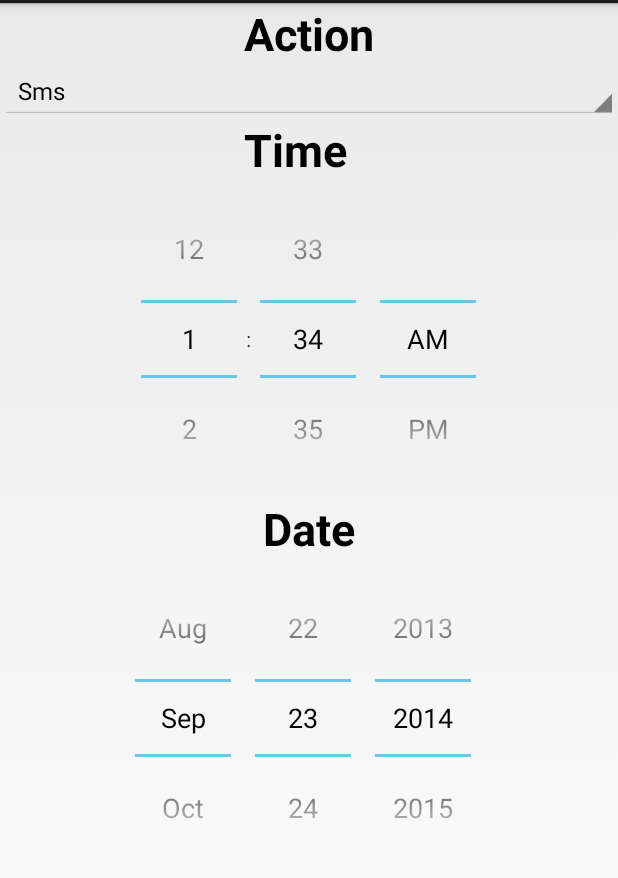
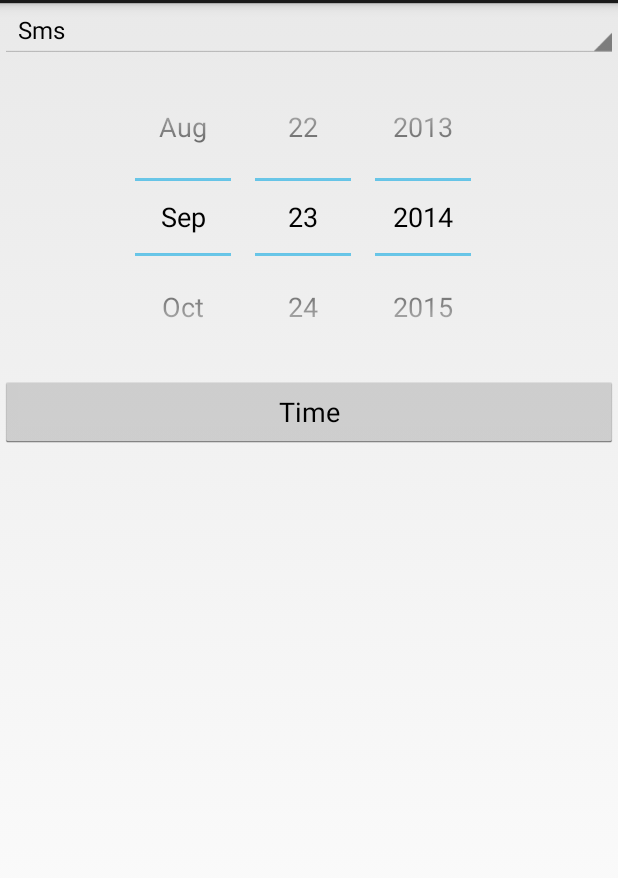
Before and after one commit to lollek/TDP025-TrippyBeerBook, an Android app: the layout fragment_add.xml on its own in the app's theme, with its tools: preview values and no code run, on a phone screen of 412 x 824 dp, the part 69-947 px from its top. Run offline under Robolectric (Android 15) with nearby library versions, the phone set to English and light mode, and no system bars.

Commit message:
Modify how GetTime works

```diff
--- a/app/src/main/java/iix/se/cron/MainActivity.java
+++ b/app/src/main/java/iix/se/cron/MainActivity.java
@@ -2,9 +2,11 @@ package iix.se.cron;
 
 import android.app.Activity;
 import android.app.ActionBar;
+import android.app.DialogFragment;
 import android.app.FragmentTransaction;
 import android.os.Bundle;
 import android.support.v4.view.ViewPager;
+import android.view.View;
 
 public class MainActivity extends Activity implements ActionBar.TabListener {
 
@@ -48,6 +50,7 @@ public class MainActivity extends Activity implements ActionBar.TabListener {
         }
     }
 
+
     @Override
     public void onTabSelected(ActionBar.Tab tab, FragmentTransaction fragmentTransaction) {
         // When the given tab is selected, switch to the corresponding page in the ViewPager.
--- a/app/src/main/java/iix/se/cron/TabFragment.java
+++ b/app/src/main/java/iix/se/cron/TabFragment.java
@@ -16,7 +16,11 @@ public class TabFragment extends Fragment {
 
     // Returns a new instance of this fragment for the given section number.
     public static TabFragment newInstance(int tabID) {
-        TabFragment fragment = new TabFragment();
+        TabFragment fragment;
+        switch(tabID) {
+            case TAB_ADD: fragment = new AddTabFragment(); break;
+            default:      fragment = new TabFragment(); break;
+        }
         Bundle args = new Bundle();
         args.putInt(ARG_SECTION_NUMBER, tabID);
         fragment.setArguments(args);
@@ -41,6 +45,7 @@ public class TabFragment extends Fragment {
         }
     }
 
+
     @Override
     public View onCreateView(LayoutInflater inflater, ViewGroup container,
                              Bundle savedInstanceState) {
--- a/app/src/main/res/layout/fragment_add.xml
+++ b/app/src/main/res/layout/fragment_add.xml
@@ -8,69 +8,33 @@
         android:layout_width="match_parent"
         android:layout_height="wrap_content">
 
-        <TimePicker
-            android:layout_width="fill_parent"
-            android:layout_height="wrap_content"
-            android:id="@+id/timePicker"
-            android:layout_toEndOf="@+id/datePicker"
-            android:layout_below="@+id/title_time"
-            android:layout_alignParentLeft="true"
-            android:layout_alignParentStart="true" />
-
         <Spinner
             android:layout_width="fill_parent"
             android:layout_height="wrap_content"
             android:id="@+id/spinner"
             android:entries="@array/actions"
             android:spinnerMode="dropdown"
-            android:layout_below="@+id/title_action"
             android:contentDescription="@string/title_action"
             android:textAlignment="center"
             android:layout_alignParentTop="false" />
-
-        <TextView
-            android:layout_width="wrap_content"
-            android:layout_height="wrap_content"
-            android:textAppearance="?android:attr/textAppearanceLarge"
-            android:text="@string/title_date"
-            android:id="@+id/title_date"
-            android:textStyle="bold"
-            android:textSize="30sp"
-            android:textIsSelectable="false"
-            android:layout_below="@+id/timePicker"
-            android:layout_centerHorizontal="true" />
-
-        <TextView
-            android:layout_width="wrap_content"
-            android:layout_height="wrap_content"
-            android:textAppearance="?android:attr/textAppearanceLarge"
-            android:text="@string/title_time"
-            android:id="@+id/title_time"
-            android:textStyle="bold"
-            android:textSize="30sp"
-            android:layout_below="@+id/spinner"
-            android:layout_alignLeft="@+id/title_action"
-            android:layout_alignStart="@+id/title_action" />
-
-        <TextView
-            android:layout_width="wrap_content"
-            android:layout_height="wrap_content"
-            android:textAppearance="?android:attr/textAppearanceLarge"
-            android:text="@string/title_action"
-            android:id="@+id/title_action"
-            android:textStyle="bold"
-            android:textSize="30sp"
-            android:layout_alignParentTop="true"
-            android:layout_centerHorizontal="true" />
 
         <DatePicker
             android:layout_width="fill_parent"
             android:layout_height="wrap_content"
             android:id="@+id/datePicker"
             android:calendarViewShown="false"
-            android:layout_below="@+id/title_date"
             android:layout_alignParentLeft="true"
-            android:layout_alignParentStart="true" />
+            android:layout_alignParentStart="false"
+            android:layout_below="@+id/spinner" />
+
+        <Button
+            android:layout_width="fill_parent"
+            android:layout_height="wrap_content"
+            android:text="@string/time_picker_title"
+            android:id="@+id/timePicker"
+            android:layout_alignParentBottom="true"
+            android:layout_centerHorizontal="true"
+            android:layout_below="@+id/datePicker" />
 
     </RelativeLayout>
 </ScrollView>
--- a/app/src/main/res/values/strings.xml
+++ b/app/src/main/res/values/strings.xml
@@ -9,6 +9,7 @@
     <string name="title_date">Date</string>
     <string name="title_time">Time</string>
     <string name="title_action">Action</string>
+    <string name="time_picker_title">Time</string>
 
     <string-array name="actions">
         <item>Sms</item>
```
